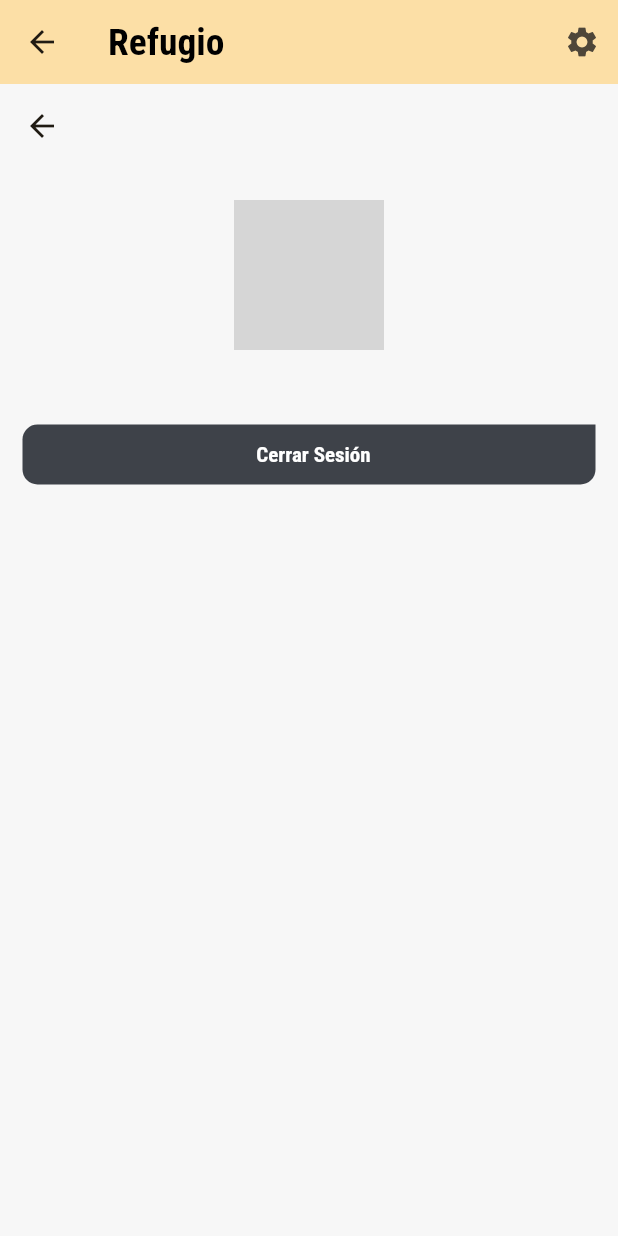
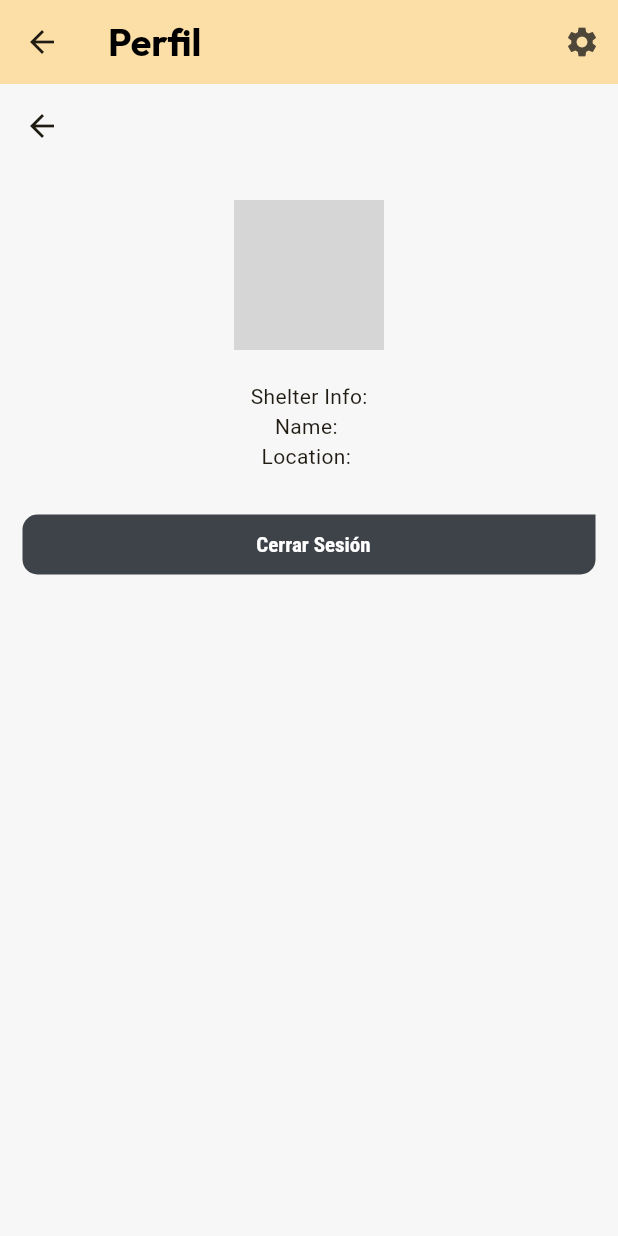
Before and after one commit to YazminMelgoza/PawtnerUp-Admin, a Flutter app: the UserSettingsScreen screen opened directly, on a phone screen of 412 x 824 dp. Run offline on Flutter 3.47's test engine with Material 3 defaults, Android fonts, the phone set to English and light mode, and no system bars; our stand-ins replace cached_network_image, carousel_slider, cloud_firestore, firebase_auth, firebase_core, firebase_storage and 12 more; missing offline and left inert: address_search_field, relative_time; accounts and stored records are empty; network calls fail; grey boxes are pictures that could not be loaded.

Commit message:
cosas
odchaso

```diff
--- a/lib/app/menu/screen/menu_screen.dart
+++ b/lib/app/menu/screen/menu_screen.dart
@@ -94,7 +94,9 @@ class __MenuViewState extends State<_MenuView> {
                     child: CircularProgressIndicator(),
                   );
                 } else if (snapshot.hasError) {
+                  print(snapshot);
                   return Center(
+
                     child: Text('Error: ${snapshot.error}'),
                   );
                 } else if (!snapshot.hasData) {
--- a/lib/app/menu/screen/userSettingsPage/user_settings_screen.dart
+++ b/lib/app/menu/screen/userSettingsPage/user_settings_screen.dart
@@ -2,6 +2,8 @@
 // import 'package:pawtnerup_admin/app/utils/data.dart';
 // import 'package:pawtnerup_admin/services/firebase_service.dart';
 import 'package:flutter/material.dart';
+import 'package:pawtnerup_admin/models/shelter_model.dart';
+import 'package:pawtnerup_admin/services/shelter_service.dart';
 import 'package:pawtnerup_admin/shared/shared.dart';
 import 'package:pawtnerup_admin/config/config.dart';
 import 'package:go_router/go_router.dart';
@@ -18,7 +20,7 @@ class UserSettingsScreen extends StatelessWidget {
 
     return Scaffold(
       appBar: AppBar(
-        title: const Text('Refugio '),
+        title: const Text('Perfil ', style: TextStyle(fontFamily: 'outfit'),),
         backgroundColor: AppColor.yellow,
         actions: [
           IconButton(onPressed: () {}, icon: const Icon(Icons.settings))
@@ -37,6 +39,20 @@ class _UserSettingsView extends StatefulWidget {
 }
 
 class __UserSettingsState extends State<_UserSettingsView> {
+  String getuid() {
+    User? user = FirebaseAuth.instance.currentUser;
+    if (user != null) {
+      String userId = user.uid;
+      return userId;
+    } else {
+      return '';
+    }
+  }
+
+  Future<ShelterModel?> getShelter() {
+    return ShelterService().getShelterById(getuid());
+  }
+
   @override
   Widget build(BuildContext context) {
     return Scaffold(
@@ -91,17 +107,25 @@ class __UserSettingsState extends State<_UserSettingsView> {
     );
   }
 
-  _buildBody() {
+  Widget _buildBody() {
     return FutureBuilder(
-      future: LoginGoogleUtils().isUserLoggedIn(),
-      builder: (context, snapshot) {
+      future: Future.wait([LoginGoogleUtils().isUserLoggedIn(), getShelter()]),
+      builder: (context, AsyncSnapshot<List<dynamic>> snapshot) {
         if (snapshot.connectionState == ConnectionState.waiting) {
           return const CircularProgressIndicator();
         } else {
-          String? email        = FirebaseAuth.instance.currentUser?.email;
-          String? name         = FirebaseAuth.instance.currentUser?.displayName;
-          String? profilePhoto = FirebaseAuth.instance.currentUser?.photoURL;
-          // Future<List> users = getUser(email);
+          User? user = FirebaseAuth.instance.currentUser;
+          if (user != null) {
+            String userId = user.uid;
+            print('User ID: $userId');
+          } else {
+            print('User ID: ');
+          }
+          String? email = FirebaseAuth.instance.currentUser?.email;
+          String? name = FirebaseAuth.instance.currentUser?.displayName;
+          ShelterModel? shelter = snapshot.data?[1] as ShelterModel?;
+          String? profilePhoto = shelter?.imageURL;
+
           return SingleChildScrollView(
             child: Padding(
               padding: const EdgeInsets.only(top: 0, bottom: 10),
@@ -111,6 +135,12 @@ class __UserSettingsState extends State<_UserSettingsView> {
                   Text(name.toString()),
                   colocarImagen(profilePhoto.toString()),
                   Text(email.toString()),
+                  if (shelter != null) ...[
+                    Text('Shelter Info:'),
+                    Text('Name: ${shelter.name}'),
+                    Text('Location: ${shelter.address}'),
+                    // Add more fields as needed
+                  ],
                   const SizedBox(
                     height: 25,
                   ),
@@ -130,7 +160,8 @@ class __UserSettingsState extends State<_UserSettingsView> {
                       },
                     ),
                   ),
-                  ]),
+                ],
+              ),
             ),
           );
         }
@@ -138,6 +169,7 @@ class __UserSettingsState extends State<_UserSettingsView> {
     );
   }
 }
+
 
 colocarImagen(String url) {
   if (url == 'null') {
```
Lines whose indentation alone changed are shown as unchanged.
